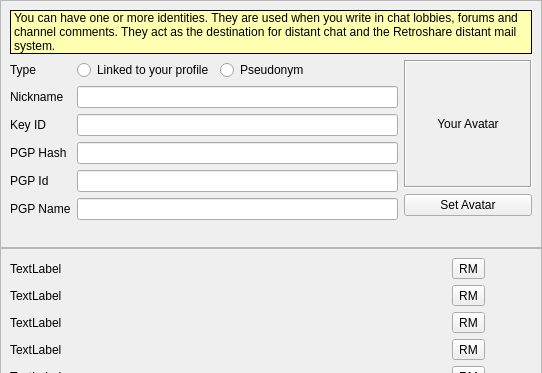
The window that retroshare-gui/src/gui/Identity/IdEditDialog.ui (RetroShare/RetroShare) describes before a commit, drawn with Qt 5; both pictures show x 0 to 542 and y 0 to 373 of the 542 by 536 pixel window.
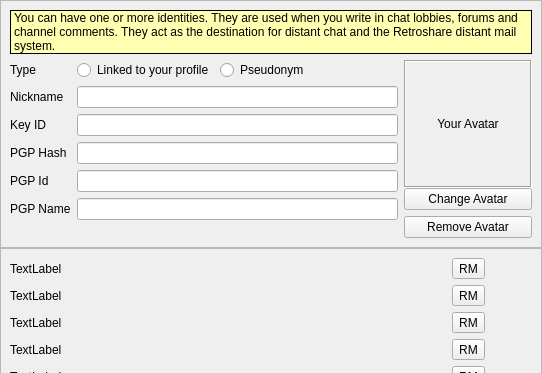
The same window after the commit. Icons and pictures are not drawn.

Commit message: Removed AvatarDialog. Now there's just a Change Avatar and Remove Avatar button

Patch:
```diff
--- a/retroshare-gui/src/gui/Identity/IdEditDialog.ui
+++ b/retroshare-gui/src/gui/Identity/IdEditDialog.ui
@@ -327,7 +327,14 @@
           <item>
            <widget class="QPushButton" name="avatarButton">
             <property name="text">
-             <string>Set Avatar</string>
+             <string>Change Avatar</string>
+            </property>
+           </widget>
+          </item>
+          <item>
+           <widget class="QPushButton" name="removeAvatarButton">
+            <property name="text">
+             <string>Remove Avatar</string>
             </property>
            </widget>
           </item>
```
The commit also changes 6 other files.
